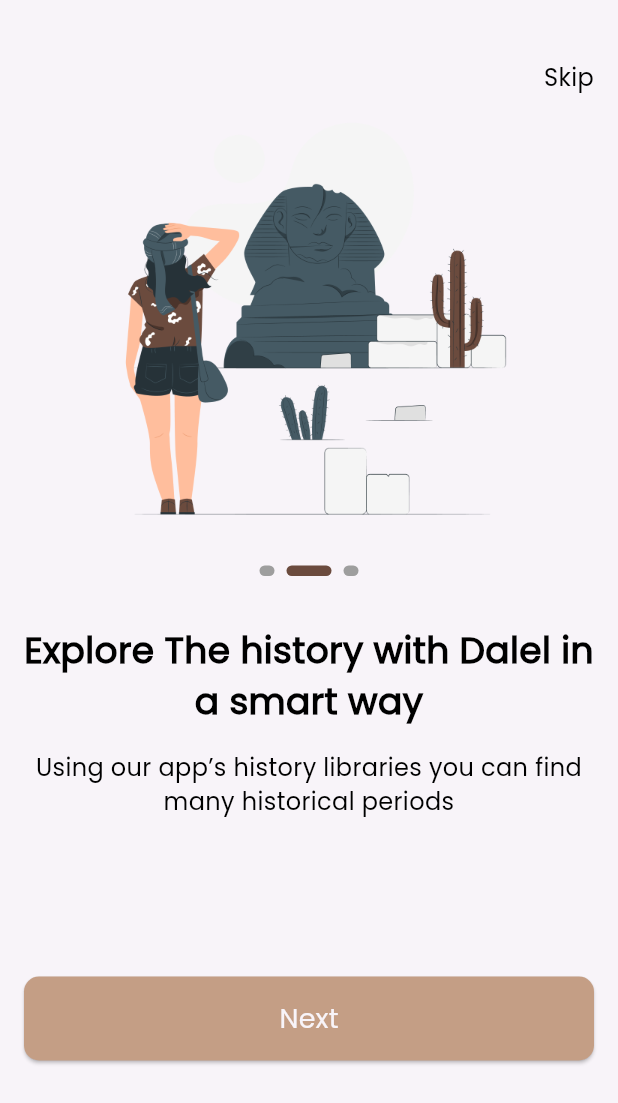
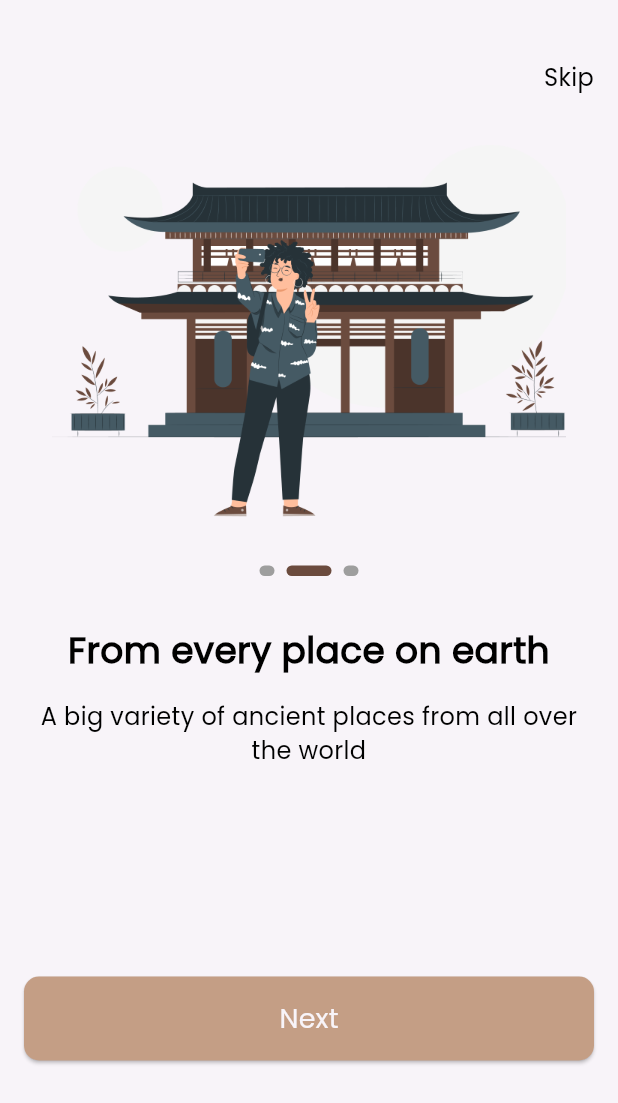
Before and after one commit to KerollosMoheb/dalel, a Flutter app: the screen it shows after launch, swiped to page 2, on a phone screen of 412 x 824 dp. Shown: the top 1103 px of the screen. Run offline on Flutter 3.47's test engine with Material 3 defaults, Android fonts, the phone set to English and light mode, and no system bars; drawn by our look-alikes of smooth_page_indicator; our stand-ins replace go_router.

Commit message:
finish on boarding

```diff
--- a/lib/core/routes/app_router.dart
+++ b/lib/core/routes/app_router.dart
@@ -1,3 +1,5 @@
+import 'package:dalel/features/auth/presentation/views/sign_in_view.dart';
+import 'package:dalel/features/auth/presentation/views/sign_up_view.dart';
 import 'package:dalel/features/on_boarding/presentation/views/on_boarding_view.dart';
 import 'package:dalel/features/splash/presentation/views/splash_view.dart';
 import 'package:go_router/go_router.dart';
@@ -9,5 +11,7 @@ final GoRouter router = GoRouter(
       path: "/onBoarding",
       builder: (context, state) => const OnBoardingView(),
     ),
+    GoRoute(path: "/signUp", builder: (context, state) => const SignUpView()),
+    GoRoute(path: "/signIn", builder: (context, state) => const SignInView()),
   ],
 );
--- a/lib/core/widgets/custom_btn.dart
+++ b/lib/core/widgets/custom_btn.dart
@@ -3,16 +3,17 @@ import 'package:dalel/core/utils/app_text_styles.dart';
 import 'package:flutter/material.dart';
 
 class CustomBtn extends StatelessWidget {
-  const CustomBtn({super.key, this.color, required this.text});
+  const CustomBtn({super.key, this.color, required this.text, this.onPressed});
   final Color? color;
   final String text;
+  final VoidCallback? onPressed;
   @override
   Widget build(BuildContext context) {
     return SizedBox(
       width: double.infinity,
       height: 56,
       child: ElevatedButton(
-        onPressed: () {},
+        onPressed: onPressed,
         style: ElevatedButton.styleFrom(
           backgroundColor: color ?? AppColors.primaryColor,
           shape: RoundedRectangleBorder(
--- /dev/null
+++ b/lib/features/on_boarding/data/models/on_boarding_model.dart
@@ -0,0 +1,33 @@
+import 'package:dalel/core/utils/app_assets.dart';
+
+class OnBoardingModel {
+  final String imagePath;
+  final String title;
+  final String subTitle;
+
+  OnBoardingModel({
+    required this.imagePath,
+    required this.title,
+    required this.subTitle,
+  });
+}
+
+List<OnBoardingModel> onBoardingData = [
+  OnBoardingModel(
+    imagePath: Assets.imagesOnBoarding1,
+    title: 'Explore The history with Dalel in a smart way',
+    subTitle:
+        'Using our app’s history libraries you can find many historical periods ',
+  ),
+  OnBoardingModel(
+    imagePath: Assets.imagesOnBoarding2,
+    title: 'From every place on earth',
+    subTitle: 'A big variety of ancient places from all over the world',
+  ),
+  OnBoardingModel(
+    imagePath: Assets.imagesOnBoarding3,
+    title: 'Using modern AI technology for better user experience',
+    subTitle:
+        'AI provide recommendations and helps you to continue the search journey',
+  ),
+];
--- a/lib/features/on_boarding/presentation/views/on_boarding_view.dart
+++ b/lib/features/on_boarding/presentation/views/on_boarding_view.dart
@@ -1,11 +1,18 @@
-import 'package:dalel/core/utils/app_strings.dart';
-import 'package:dalel/core/widgets/custom_btn.dart';
+import 'package:dalel/core/functions/navigation.dart';
 import 'package:dalel/features/on_boarding/presentation/views/widgets/custom_nav_bar.dart';
+import 'package:dalel/features/on_boarding/presentation/views/widgets/get_buttons.dart';
 import 'package:dalel/features/on_boarding/presentation/views/widgets/on_boarding_widget_body.dart';
 import 'package:flutter/material.dart';
 
-class OnBoardingView extends StatelessWidget {
+class OnBoardingView extends StatefulWidget {
   const OnBoardingView({super.key});
+  @override
+  State<OnBoardingView> createState() => _OnBoardingViewState();
+}
+
+class _OnBoardingViewState extends State<OnBoardingView> {
+  final PageController _controller = PageController(initialPage: 0);
+  int currentIndex = 0;
 
   @override
   Widget build(BuildContext context) {
@@ -14,13 +21,24 @@ class OnBoardingView extends StatelessWidget {
         body: Padding(
           padding: const EdgeInsets.symmetric(horizontal: 16),
           child: ListView(
-
+            physics: const BouncingScrollPhysics(),
             children: [
               SizedBox(height: 40),
-              CustomNavBar(),
-              OnBoardingWidgetBody(),
+              CustomNavBar(
+                onTap: () {
+                  customReplacementNavigate(context, "/signUp");
+                },
+              ),
+              OnBoardingWidgetBody(
+                onPageChanged: (index) {
+                  setState(() {
+                    currentIndex = index;
+                  });
+                },
+                controller: _controller,
+              ),
               SizedBox(height: 88),
-              CustomBtn(text: AppStrings.next),
+              GetButtons(controller: _controller, currentIndex: currentIndex),
               SizedBox(height: 17),
             ],
           ),
--- a/lib/features/on_boarding/presentation/views/widgets/custom_nav_bar.dart
+++ b/lib/features/on_boarding/presentation/views/widgets/custom_nav_bar.dart
@@ -3,16 +3,19 @@ import 'package:dalel/core/utils/app_text_styles.dart';
 import 'package:flutter/material.dart';
 
 class CustomNavBar extends StatelessWidget {
-  const CustomNavBar({super.key});
-
+  const CustomNavBar({super.key, required this.onTap});
+  final VoidCallback onTap;
   @override
   Widget build(BuildContext context) {
     return Align(
       alignment: Alignment.centerRight,
-      child: Text(
-        AppStrings.skip,
-        style: CustomTextStyles.poppins300style16.copyWith(
-          fontWeight: FontWeight.w400,
+      child: GestureDetector(
+        onTap: onTap,
+        child: Text(
+          AppStrings.skip,
+          style: CustomTextStyles.poppins300style16.copyWith(
+            fontWeight: FontWeight.w400,
+          ),
         ),
       ),
     );
--- /dev/null
+++ b/lib/features/on_boarding/presentation/views/widgets/get_buttons.dart
@@ -0,0 +1,54 @@
+
+import 'package:dalel/core/functions/navigation.dart';
+import 'package:dalel/core/utils/app_strings.dart';
+import 'package:dalel/core/utils/app_text_styles.dart';
+import 'package:dalel/core/widgets/custom_btn.dart';
+import 'package:dalel/features/on_boarding/data/models/on_boarding_model.dart';
+import 'package:flutter/material.dart';
+
+class GetButtons extends StatelessWidget {
+  const GetButtons({
+    super.key,
+    required this.currentIndex,
+    required this.controller,
+  });
+  final int currentIndex;
+  final PageController controller;
+  @override
+  Widget build(BuildContext context) {
+    if (currentIndex == onBoardingData.length - 1) {
+      return Column(
+        children: [
+          CustomBtn(
+            text: AppStrings.createAccount,
+            onPressed: () {
+              customReplacementNavigate(context, "/signUp");
+            },
+          ),
+          const SizedBox(height: 16),
+          GestureDetector(
+            onTap: () {
+              customReplacementNavigate(context, "/signIn");
+            },
+            child: Text(
+              AppStrings.loginNow,
+              style: CustomTextStyles.poppins300style16.copyWith(
+                fontWeight: FontWeight.w400,
+              ),
+            ),
+          ),
+        ],
+      );
+    } else {
+      return CustomBtn(
+        text: AppStrings.next,
+        onPressed: () {
+          controller.nextPage(
+            duration: const Duration(microseconds: 200),
+            curve: Curves.bounceIn,
+          );
+        },
+      );
+    }
+  }
+}
--- a/lib/features/on_boarding/presentation/views/widgets/on_boarding_widget_body.dart
+++ b/lib/features/on_boarding/presentation/views/widgets/on_boarding_widget_body.dart
@@ -1,20 +1,26 @@
 import 'package:dalel/core/utils/app_text_styles.dart';
+import 'package:dalel/features/on_boarding/data/models/on_boarding_model.dart';
 import 'package:dalel/features/on_boarding/presentation/views/widgets/custom_smooth_page_indicator.dart';
 import 'package:flutter/material.dart';
-import 'package:dalel/core/utils/app_assets.dart';
 
 class OnBoardingWidgetBody extends StatelessWidget {
-  OnBoardingWidgetBody({super.key});
-
-  final PageController _controller = PageController();
+  const OnBoardingWidgetBody({
+    super.key,
+    required this.controller,
+    this.onPageChanged,
+  });
+  final PageController controller;
+  final Function(int)? onPageChanged;
 
   @override
   Widget build(BuildContext context) {
     return SizedBox(
       height: 500,
       child: PageView.builder(
-        controller: _controller,
-        itemCount: 3,
+        onPageChanged: onPageChanged,
+        physics: const BouncingScrollPhysics(),
+        controller: controller,
+        itemCount: onBoardingData.length,
         itemBuilder: (context, index) {
           return Column(
             children: [
@@ -23,16 +29,16 @@ class OnBoardingWidgetBody extends StatelessWidget {
                 width: 343,
                 decoration: BoxDecoration(
                   image: DecorationImage(
-                    image: AssetImage(Assets.imagesOnBoarding1),
+                    image: AssetImage(onBoardingData[index].imagePath),
                     fit: BoxFit.fill,
                   ),
                 ),
               ),
               SizedBox(height: 24),
-              CustomSmoothPageIndicator(controller: _controller),
+              CustomSmoothPageIndicator(controller: controller),
               SizedBox(height: 32),
               Text(
-                "Explore The history with Dalel in a smart way",
+                onBoardingData[index].title,
                 style: CustomTextStyles.poppins500style24.copyWith(
                   fontWeight: FontWeight.bold,
                 ),
@@ -42,7 +48,7 @@ class OnBoardingWidgetBody extends StatelessWidget {
               ),
               SizedBox(height: 16),
               Text(
-                "Using our app’s history libraries you can find many historical periods ",
+                onBoardingData[index].subTitle,
                 style: CustomTextStyles.poppins300style16,
                 textAlign: TextAlign.center,
                 maxLines: 2,
--- a/pubspec.yaml
+++ b/pubspec.yaml
@@ -32,6 +32,7 @@ dependencies:
   flutter:
     sdk: flutter
   go_router: ^16.3.0
+  shared_preferences: ^2.5.3
   smooth_page_indicator: ^1.2.1
 
 dev_dependencies:
```
Also changed, not shown: lib/features/auth/presentation/views/sign_in_view.dart (added, +10 -0 lines), lib/features/auth/presentation/views/sign_up_view.dart (added, +10 -0 lines), pubspec.lock, 2 other files.
